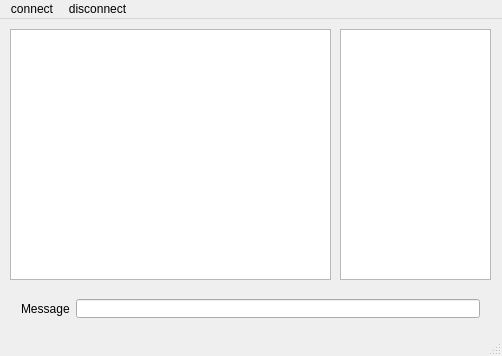
First picture: the form in mainwindow.ui, repository PALuczak/chatAppGroup11, before the edit.
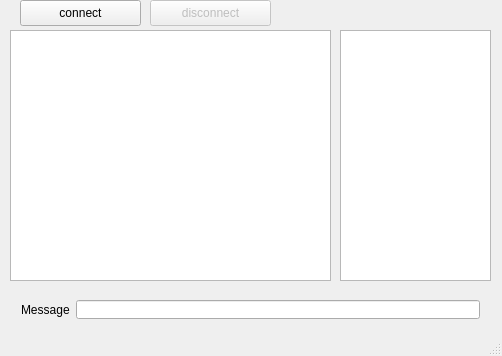
Second picture: the form after the edit.

Commit message: Repalced menubar with buttons (easier to use)

What changed in the file:
```diff
--- a/mainwindow.ui
+++ b/mainwindow.ui
@@ -27,7 +27,7 @@
     <property name="geometry">
      <rect>
       <x>10</x>
-      <y>269</y>
+      <y>289</y>
       <width>481</width>
       <height>41</height>
      </rect>
@@ -49,7 +49,7 @@
     <property name="geometry">
      <rect>
       <x>10</x>
-      <y>10</y>
+      <y>30</y>
       <width>321</width>
       <height>251</height>
      </rect>
@@ -62,36 +62,43 @@
     <property name="geometry">
      <rect>
       <x>340</x>
-      <y>10</y>
+      <y>30</y>
       <width>151</width>
       <height>251</height>
      </rect>
     </property>
    </widget>
-  </widget>
-  <widget class="QStatusBar" name="statusBar"/>
-  <widget class="QMenuBar" name="menuBar">
+   <widget class="QPushButton" name="connectButton">
    <property name="geometry">
     <rect>
-     <x>0</x>
+      <x>20</x>
      <y>0</y>
-     <width>502</width>
-     <height>23</height>
-    </rect>
-   </property>
-   <widget class="QMenu" name="menuConnect">
-    <property name="title">
+      <width>121</width>
+      <height>26</height>
+     </rect>
+    </property>
+    <property name="text">
      <string>connect</string>
     </property>
    </widget>
-   <widget class="QMenu" name="menuDisconnect">
-    <property name="title">
+   <widget class="QPushButton" name="disconnectButton">
+    <property name="enabled">
+     <bool>false</bool>
+    </property>
+    <property name="geometry">
+     <rect>
+      <x>150</x>
+      <y>0</y>
+      <width>121</width>
+      <height>26</height>
+     </rect>
+    </property>
+    <property name="text">
      <string>disconnect</string>
     </property>
    </widget>
-   <addaction name="menuConnect"/>
-   <addaction name="menuDisconnect"/>
   </widget>
+  <widget class="QStatusBar" name="statusBar"/>
  </widget>
  <layoutdefault spacing="6" margin="11"/>
  <resources/>
```
Lines whose indentation alone changed are shown as unchanged.
